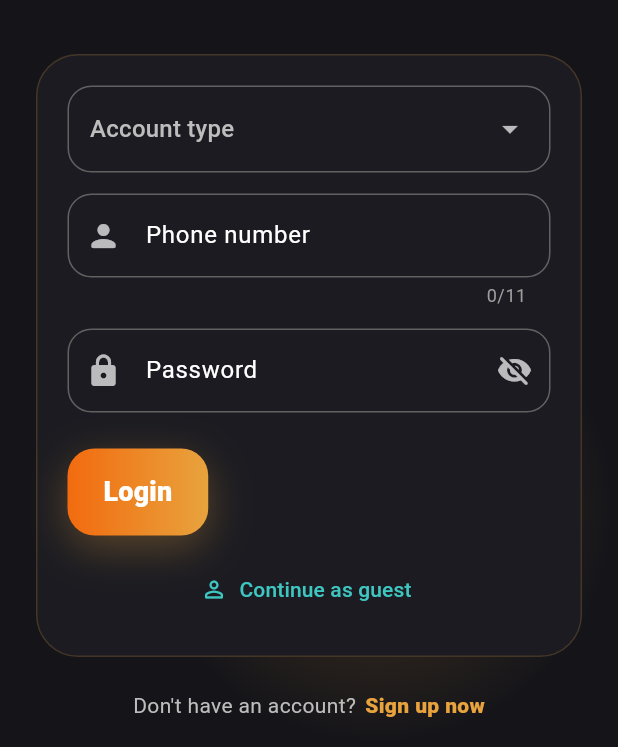
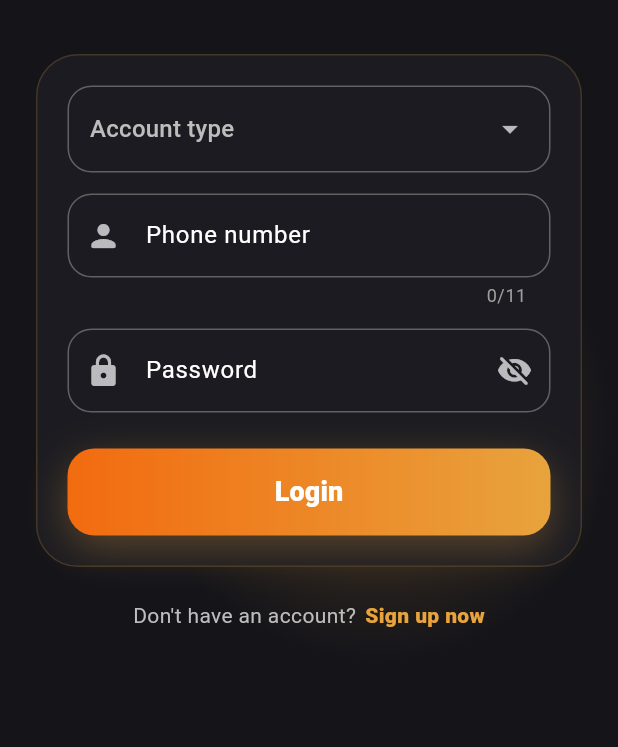
Before and after one commit to AHMEDBRZAN/FAWORI, a Flutter app: the screen it shows after launch, after a tap on "English", on a phone screen of 412 x 824 dp, the part 489-1236 px from its top. Run offline on Flutter 3.47's test engine with Material 3 defaults, Android fonts, the phone set to English and light mode, and no system bars; our stand-ins replace shared_preferences.

Commit message:
Update lib/screens/login_screen.dart from admin panel

```diff
--- a/lib/screens/login_screen.dart
+++ b/lib/screens/login_screen.dart
@@ -15,6 +15,7 @@
     with SingleTickerProviderStateMixin {
   final _phone = TextEditingController();
   final _pass = TextEditingController();
+  final _scroll = ScrollController();
   bool _obscure = true;
   String? _type;
   late final AnimationController _pulse =
@@ -22,10 +23,19 @@
         ..repeat(reverse: true);
 
   @override
+  void initState() {
+    super.initState();
+    WidgetsBinding.instance.addPostFrameCallback((_) {
+      if (_scroll.hasClients) _scroll.jumpTo(0);
+    });
+  }
+
+  @override
   void dispose() {
     _pulse.dispose();
     _phone.dispose();
     _pass.dispose();
+    _scroll.dispose();
     super.dispose();
   }
 
@@ -39,6 +49,7 @@
           _glow(const Color(0xFFE8A33D), Alignment.bottomRight),
           SafeArea(
             child: SingleChildScrollView(
+              controller: _scroll,
               padding: const EdgeInsets.all(24),
               child: Column(
                 crossAxisAlignment: CrossAxisAlignment.start,
@@ -152,6 +163,7 @@
           crossAxisAlignment: CrossAxisAlignment.start,
           children: [
             _accountType(s),
+            if (_type != 'guest') ...[
               const SizedBox(height: 14),
               _field(s, _phone, 'phoneNumber', Icons.person_rounded,
                   keyboard: TextInputType.phone, maxLength: 11),
@@ -166,9 +178,12 @@
                         color: Colors.white70),
                     onPressed: () => setState(() => _obscure = !_obscure),
                   )),
+            ],
             const SizedBox(height: 24),
-            Container(
+            SizedBox(
+              width: double.infinity,
               height: 58,
+              child: Container(
                 decoration: BoxDecoration(
                   gradient: const LinearGradient(
                       colors: [Color(0xFFF26B0F), AppColors.orange]),
@@ -194,21 +209,12 @@
                       _accountDialog(s);
                     }
                   },
-                child: Text(
-                    _type == 'guest' ? s.tr('continueAsGuest') : s.tr('login'),
+                  child: Text(s.tr('login'),
                       style: const TextStyle(
                           fontSize: 18,
                           fontWeight: FontWeight.w800,
                           color: Colors.white)),
                 ),
-            ),
-            const SizedBox(height: 12),
-            Center(
-              child: TextButton.icon(
-                onPressed: s.loginAsGuest,
-                icon: const Icon(Icons.person_outline_rounded, size: 18),
-                label: Text(s.tr('continueAsGuest')),
-                style: TextButton.styleFrom(foregroundColor: AppColors.teal),
               ),
             ),
           ],
```
Lines whose indentation alone changed are shown as unchanged.
